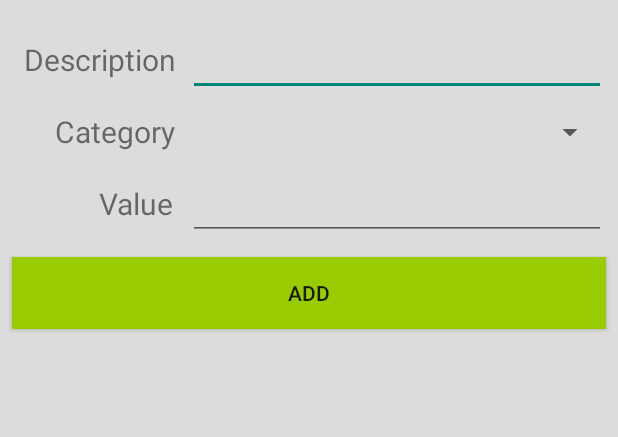
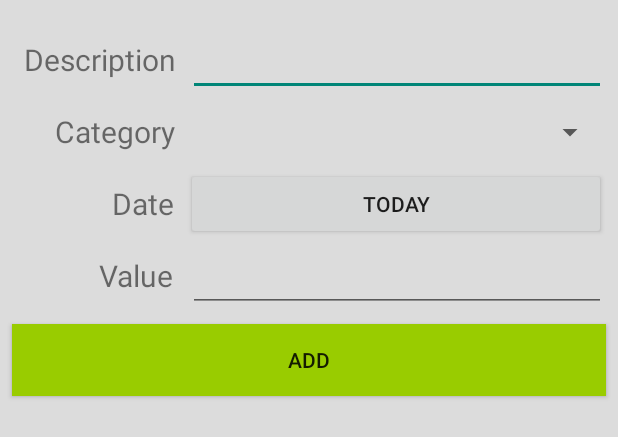
Before and after one commit to tchantchong/MyPersonalFinances, an Android app: the layout activity_add_expense.xml on its own in the app's theme, with its tools: preview values and no code run, on a phone screen of 412 x 824 dp. Shown: the top 437 px of the screen. Run offline under Robolectric (Android 15) with nearby library versions, the phone set to English and light mode, and no system bars.

```diff
--- a/App/app/src/main/java/com/mpf/mypersonalfinances/MainActivity.java
+++ b/App/app/src/main/java/com/mpf/mypersonalfinances/MainActivity.java
@@ -27,8 +27,10 @@ public class MainActivity extends AppCompatActivity {
             public void onAuthStateChanged (@NonNull FirebaseAuth firebaseAuth) {
                 if (firebaseAuth.getCurrentUser() == null) {
                     startActivity(new Intent(MainActivity.this, LoginActivity.class));
+                    return;
                 }
                 startActivity(new Intent(MainActivity.this, MenuActivity.class));
+                return;
             }
         };
     }
--- a/App/app/src/main/java/com/mpf/mypersonalfinances/models/Expense.java
+++ b/App/app/src/main/java/com/mpf/mypersonalfinances/models/Expense.java
@@ -1,4 +1,6 @@
 package com.mpf.mypersonalfinances.models;
+
+import java.util.Date;
 
 /**
  * Created by Lucas on 26/07/2017.
@@ -8,6 +10,7 @@ public class Expense {
     public String category;
     public String description;
     public String id;
+    public String date;
     public double value;
     public double oldValue;
 
@@ -15,10 +18,11 @@ public class Expense {
         //Default constructor for DataSnapshot.getValue(Expense.class)
     }
 
-    public Expense(String category, String description, String id, double value, double oldValue) {
+    public Expense(String category, String description, String id, String date, double value, double oldValue) {
         this.category = category;
         this.description = description;
         this.id = id;
+        this.date = date;
         this.value = value;
         this.oldValue = oldValue;
     }
--- a/App/app/src/main/res/layout/activity_add_expense.xml
+++ b/App/app/src/main/res/layout/activity_add_expense.xml
@@ -76,6 +76,35 @@
         app:layout_constraintLeft_toLeftOf="@+id/add_expense_description_editText" />
 
     <TextView
+        android:id="@+id/date_text_view"
+        android:layout_width="wrap_content"
+        android:layout_height="48dp"
+        android:layout_marginEnd="1dp"
+        android:layout_marginRight="1dp"
+        android:paddingBottom="10dp"
+        android:paddingTop="10dp"
+        android:text="Date"
+        android:textSize="20sp"
+        app:layout_constraintRight_toRightOf="@+id/category_text_View"
+        app:layout_constraintTop_toBottomOf="@+id/category_text_View"
+        tools:layout_constraintRight_creator="1"
+        tools:layout_constraintTop_creator="1" />
+
+    <Button
+        android:id="@+id/add_expense_date_button"
+        android:layout_width="0dp"
+        android:layout_height="48dp"
+        android:text="Today"
+        tools:layout_constraintTop_creator="1"
+        tools:layout_constraintRight_creator="1"
+        android:layout_marginStart="8dp"
+        android:layout_marginEnd="8dp"
+        app:layout_constraintRight_toRightOf="parent"
+        app:layout_constraintTop_toBottomOf="@+id/add_expense_category_spinner"
+        tools:layout_constraintLeft_creator="1"
+        app:layout_constraintLeft_toRightOf="@+id/value_text_view" />
+
+    <TextView
         android:id="@+id/value_text_view"
         android:layout_width="wrap_content"
         android:layout_height="48dp"
@@ -88,27 +117,30 @@
         tools:layout_constraintRight_creator="1"
         tools:layout_constraintTop_creator="1"
         android:layout_marginEnd="1dp"
-        android:layout_marginRight="1dp" />
+        android:layout_marginRight="1dp"
+        android:layout_marginTop="48dp" />
 
     <EditText
         android:id="@+id/add_expense_value_editText"
         android:layout_width="0dp"
         android:layout_height="48dp"
         android:ems="10"
-        android:inputType="number"
+        android:inputType="numberDecimal"
         app:layout_constraintLeft_toLeftOf="@+id/add_expense_category_spinner"
         app:layout_constraintRight_toRightOf="@+id/add_expense_category_spinner"
         app:layout_constraintTop_toBottomOf="@+id/add_expense_category_spinner"
         tools:layout_constraintLeft_creator="1"
         tools:layout_constraintRight_creator="1"
-        tools:layout_constraintTop_creator="1" />
+        tools:layout_constraintTop_creator="1"
+        android:layout_marginTop="48dp"
+        app:layout_constraintHorizontal_bias="0.0" />
 
     <Button
         android:id="@+id/add_expense_add_button"
         style="@style/Widget.AppCompat.Button.Small"
         android:layout_width="0dp"
         android:layout_height="48dp"
-        android:layout_marginTop="171dp"
+        android:layout_marginTop="216dp"
         android:background="@android:color/holo_green_light"
         android:text="Add"
         app:layout_constraintLeft_toLeftOf="parent"
@@ -118,6 +150,7 @@
         tools:layout_constraintRight_creator="1"
         android:layout_marginStart="8dp"
         android:layout_marginEnd="8dp"
-        tools:layout_constraintLeft_creator="1" />
+        tools:layout_constraintLeft_creator="1"
+        app:layout_constraintHorizontal_bias="0.0" />
 
 </android.support.constraint.ConstraintLayout>
```
Also changed, not shown: App/app/src/main/java/com/mpf/mypersonalfinances/features/finances/AddExpenseActivity.java (+52 -0 lines).
